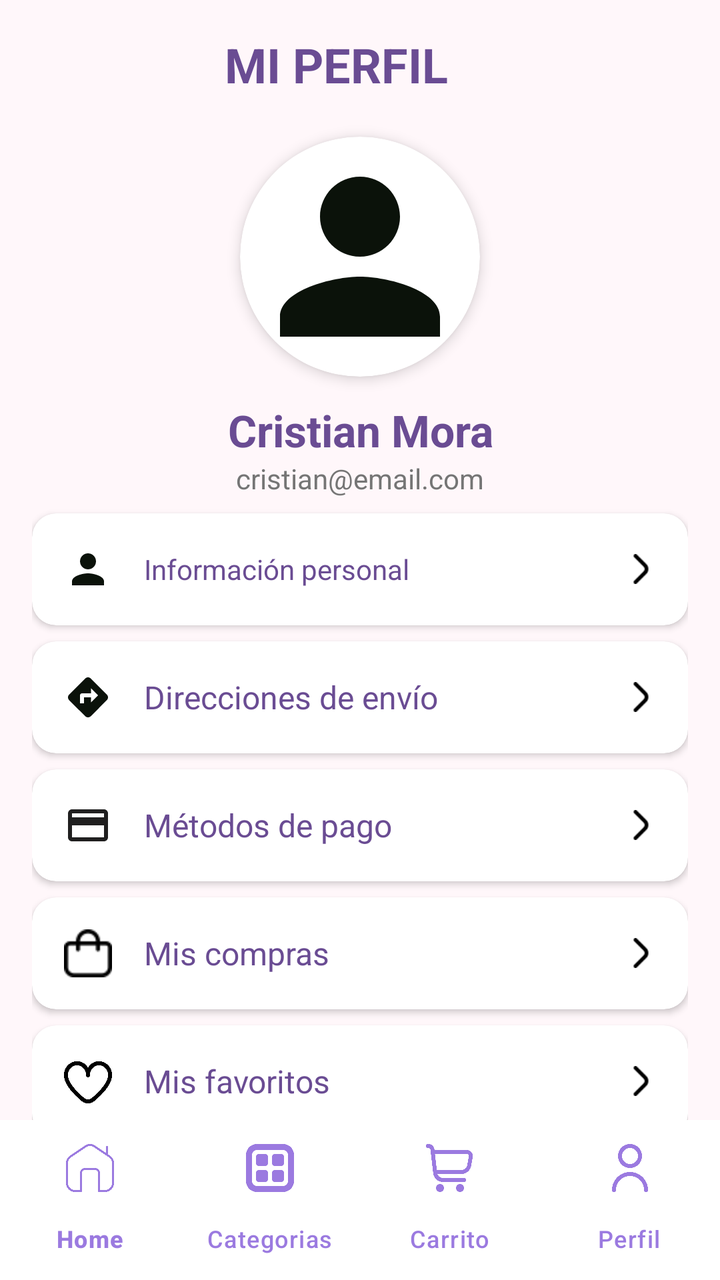
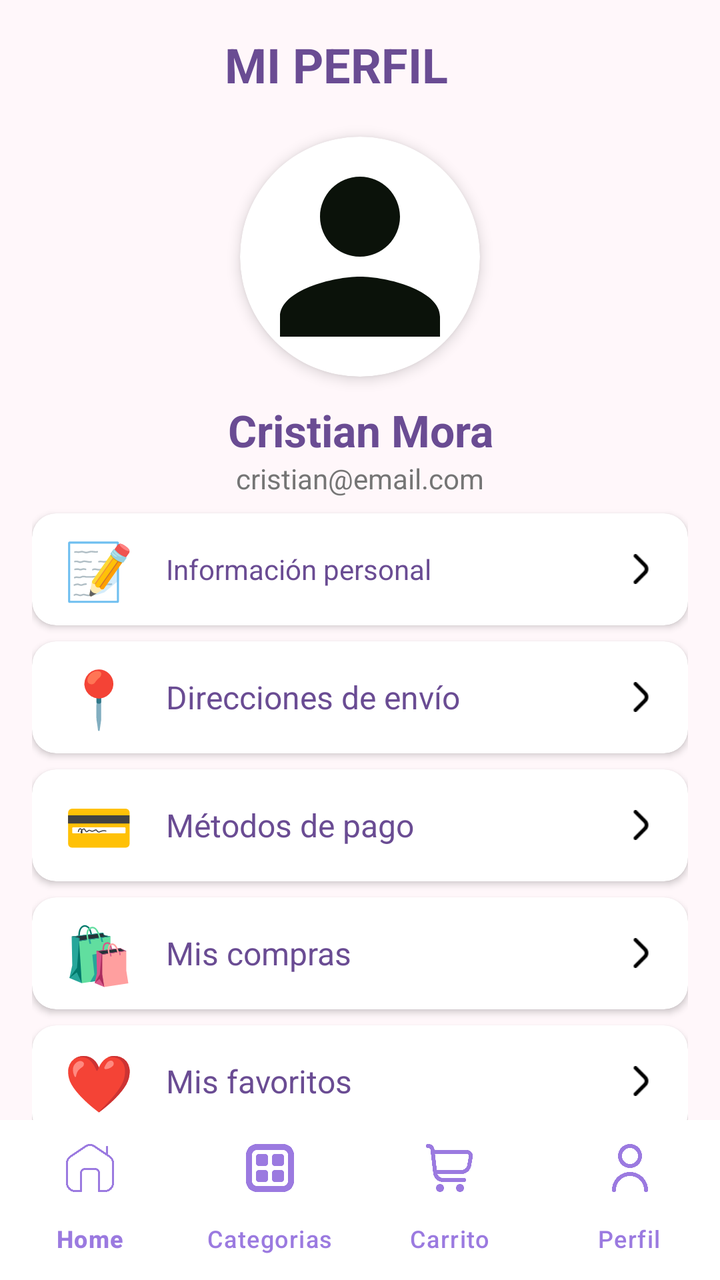

Compare the two renders of this Android layout. The source of the first and the diff that turns it into the second are given below.
<!-- AndroidManifest.xml: application theme Theme.MisoftApp -->
<!-- res/layout/activity_perfil.xml -->
<?xml version="1.0" encoding="utf-8"?>
<androidx.constraintlayout.widget.ConstraintLayout
    xmlns:android="http://schemas.android.com/apk/res/android"
    xmlns:app="http://schemas.android.com/apk/res-auto"
    android:layout_width="match_parent"
    android:layout_height="match_parent"
    android:background="#FFF7FA">

    <androidx.core.widget.NestedScrollView
        android:layout_width="0dp"
        android:layout_height="0dp"
        app:layout_constraintTop_toTopOf="parent"
        app:layout_constraintBottom_toTopOf="@id/bottomNavigation"
        app:layout_constraintStart_toStartOf="parent"
        app:layout_constraintEnd_toEndOf="parent">

        <LinearLayout
            android:layout_width="match_parent"
            android:layout_height="wrap_content"
            android:orientation="vertical"
            android:padding="16dp">

            

            <LinearLayout
                android:layout_width="match_parent"
                android:layout_height="wrap_content"
                android:gravity="center_vertical"
                android:orientation="horizontal">



                <TextView
                    android:layout_width="0dp"
                    android:layout_height="wrap_content"
                    android:layout_weight="1"
                    android:gravity="center"
                    android:text="MI PERFIL"
                    android:textColor="#6A4C93"
                    android:textSize="24sp"
                    android:textStyle="bold" />

                <Space
                    android:layout_width="24dp"
                    android:layout_height="24dp" />

            </LinearLayout>

            

            <androidx.cardview.widget.CardView
                android:layout_width="120dp"
                android:layout_height="120dp"
                android:layout_gravity="center"
                android:layout_marginTop="20dp"
                app:cardCornerRadius="60dp"
                app:cardElevation="4dp">

                <ImageView
                    android:id="@+id/imgPerfil"
                    android:layout_width="match_parent"
                    android:layout_height="match_parent"
                    android:scaleType="centerCrop"
                    android:src="@drawable/person" />

            </androidx.cardview.widget.CardView>

            

            <TextView
                android:layout_width="match_parent"
                android:layout_height="wrap_content"
                android:layout_marginTop="12dp"
                android:gravity="center"
                android:text="Cristian Mora"
                android:textColor="#6A4C93"
                android:textSize="22sp"
                android:textStyle="bold" />

            

            <TextView
                android:layout_width="match_parent"
                android:layout_height="wrap_content"
                android:gravity="center"
                android:text="cristian@email.com"
                android:textColor="#757575"
                android:textSize="14sp" />

            



                    

                    <androidx.cardview.widget.CardView
                        android:id="@+id/cardPersonalInfo"
                        android:layout_width="match_parent"
                        android:layout_height="wrap_content"
                        android:layout_marginTop="8dp"
                        app:cardCornerRadius="12dp"
                        app:cardElevation="2dp">

                        <LinearLayout
                            android:layout_width="match_parent"
                            android:layout_height="56dp"
                            android:gravity="center_vertical"
                            android:paddingHorizontal="16dp">

                            <ImageView
                                android:layout_width="24dp"
                                android:layout_height="24dp"
                                android:src="@drawable/person" />

                            <TextView
                                android:layout_width="0dp"
                                android:layout_height="wrap_content"
                                android:layout_marginStart="16dp"
                                android:layout_weight="1"
                                android:text="Información personal"
                                android:textColor="#6A4C93" />

                            <ImageView
                                android:layout_width="15dp"
                                android:layout_height="15dp"
                                android:src="@drawable/angulo_derecho" />

                        </LinearLayout>

                    </androidx.cardview.widget.CardView>

                    

                    <androidx.cardview.widget.CardView
                        android:id="@+id/cardDirecciones"
                        android:layout_width="match_parent"
                        android:layout_height="wrap_content"
                        android:layout_marginTop="8dp"
                        app:cardCornerRadius="12dp"
                        app:cardElevation="2dp"
                        app:cardBackgroundColor="#FFFFFF">

                        <LinearLayout

                            android:layout_width="match_parent"
                            android:layout_height="56dp"
                            android:gravity="center_vertical"
                            android:paddingHorizontal="16dp">

                            <ImageView
                                android:layout_width="24dp"
                                android:layout_height="24dp"
                                android:src="@drawable/direccion" />

                            <TextView
                                android:layout_width="0dp"
                                android:layout_height="wrap_content"
                                android:layout_marginStart="16dp"
                                android:layout_weight="1"
                                android:text="Direcciones de envío"
                                android:textColor="#6A4C93"
                                android:textSize="16sp" />

                            <ImageView
                                android:layout_width="15dp"
                                android:layout_height="15dp"
                                android:src="@drawable/angulo_derecho" />

                        </LinearLayout>

                    </androidx.cardview.widget.CardView>

                    
                    <androidx.cardview.widget.CardView
                        android:id="@+id/cardMetodopago"
                        android:layout_width="match_parent"
                        android:layout_height="wrap_content"
                        android:layout_marginTop="8dp"
                        app:cardCornerRadius="12dp"
                        app:cardElevation="2dp"
                        app:cardBackgroundColor="#FFFFFF">

                        <LinearLayout
                            android:layout_width="match_parent"
                            android:layout_height="56dp"
                            android:gravity="center_vertical"
                            android:paddingHorizontal="16dp">

                            <ImageView
                                android:layout_width="24dp"
                                android:layout_height="24dp"
                                android:src="@drawable/pago" />

                            <TextView
                                android:layout_width="0dp"
                                android:layout_height="wrap_content"
                                android:layout_marginStart="16dp"
                                android:layout_weight="1"
                                android:text="Métodos de pago"
                                android:textColor="#6A4C93"
                                android:textSize="16sp" />

                            <ImageView
                                android:layout_width="15dp"
                                android:layout_height="15dp"
                                android:src="@drawable/angulo_derecho" />

                        </LinearLayout>

                    </androidx.cardview.widget.CardView>


                    

                    <androidx.cardview.widget.CardView
                        android:id="@+id/cardMiscompras"
                        android:layout_width="match_parent"
                        android:layout_height="wrap_content"
                        android:layout_marginTop="8dp"
                        app:cardCornerRadius="12dp"
                        app:cardElevation="2dp"
                        app:cardBackgroundColor="#FFFFFF">

                        <LinearLayout
                            android:layout_width="match_parent"
                            android:layout_height="56dp"
                            android:gravity="center_vertical"
                            android:paddingHorizontal="16dp">

                            <ImageView
                                android:layout_width="24dp"
                                android:layout_height="24dp"
                                android:src="@drawable/bolsa_compra" />

                            <TextView
                                android:layout_width="0dp"
                                android:layout_height="wrap_content"
                                android:layout_marginStart="16dp"
                                android:layout_weight="1"
                                android:text="Mis compras"
                                android:textColor="#6A4C93"
                                android:textSize="16sp" />

                            <ImageView
                                android:layout_width="15dp"
                                android:layout_height="15dp"
                                android:src="@drawable/angulo_derecho" />

                        </LinearLayout>

                    </androidx.cardview.widget.CardView>


                    

                    <androidx.cardview.widget.CardView
                        android:id="@+id/cardMisfavoritos"
                        android:layout_width="match_parent"
                        android:layout_height="wrap_content"
                        android:layout_marginTop="8dp"
                        app:cardCornerRadius="12dp"
                        app:cardElevation="2dp"
                        app:cardBackgroundColor="#FFFFFF">

                        <LinearLayout
                            android:layout_width="match_parent"
                            android:layout_height="56dp"
                            android:gravity="center_vertical"
                            android:paddingHorizontal="16dp">

                            <ImageView
                                android:layout_width="24dp"
                                android:layout_height="24dp"
                                android:src="@drawable/corazon" />

                            <TextView
                                android:layout_width="0dp"
                                android:layout_height="wrap_content"
                                android:layout_marginStart="16dp"
                                android:layout_weight="1"
                                android:text="Mis favoritos"
                                android:textColor="#6A4C93"
                                android:textSize="16sp" />

                            <ImageView
                                android:layout_width="15dp"
                                android:layout_height="15dp"
                                android:src="@drawable/angulo_derecho" />

                        </LinearLayout>

                    </androidx.cardview.widget.CardView>

            

            <com.google.android.material.button.MaterialButton
                android:layout_width="match_parent"
                android:layout_height="56dp"
                android:layout_marginTop="24dp"
                android:text="Cerrar sesión"
                android:textColor="#FFFFFF"
                android:textStyle="bold"
                android:backgroundTint="#9B7AE0"
                app:cornerRadius="28dp"
                app:icon="@drawable/cierre_usuario"
                app:iconGravity="textStart"
                app:iconPadding="12dp"
                app:iconTint="#FFFFFF"
                app:iconSize="24dp" />

            <Space
                android:layout_width="match_parent"
                android:layout_height="30dp"/>

        </LinearLayout>

    </androidx.core.widget.NestedScrollView>

    <com.google.android.material.bottomnavigation.BottomNavigationView
        android:id="@+id/bottomNavigation"
        android:layout_width="0dp"
        android:layout_height="wrap_content"
        android:background="#FFFFFF"
        app:menu="@menu/bottom_nav_menu"
        app:itemIconTint="#9B7AE0"
        app:itemTextColor="#9B7AE0"
        app:labelVisibilityMode="labeled"
        app:layout_constraintBottom_toBottomOf="parent"
        app:layout_constraintStart_toStartOf="parent"
        app:layout_constraintEnd_toEndOf="parent"/>

</androidx.constraintlayout.widget.ConstraintLayout>
<!-- resources referenced by this layout -->
<resources>
  <!-- drawable angulo_derecho: png bitmap (drawable, 351 bytes) -->
  <!-- drawable bolsa_compra: png bitmap (drawable, 579 bytes) -->
  <!-- drawable cierre_usuario: png bitmap (drawable, 775 bytes) -->
  <!-- drawable corazon: png bitmap (drawable, 14476 bytes) -->
  <!-- drawable direccion (drawable) -->
  <vector xmlns:android="http://schemas.android.com/apk/res/android" android:height="24dp" android:tint="#0B120A" android:viewportHeight="24" android:viewportWidth="24" android:width="24dp">
        
      <path android:fillColor="@android:color/white" android:pathData="M21.41,10.59l-7.99,-8c-0.78,-0.78 -2.05,-0.78 -2.83,0l-8.01,8c-0.78,0.78 -0.78,2.05 0,2.83l8.01,8c0.78,0.78 2.05,0.78 2.83,0l7.99,-8C22.2,12.63 22.2,11.37 21.41,10.59zM13.5,14.5V12H10v3H8v-4c0,-0.55 0.45,-1 1,-1h4.5V7.5L17,11L13.5,14.5z"/>
      
  </vector>
  <!-- drawable pago (drawable) -->
  <vector xmlns:android="http://schemas.android.com/apk/res/android" android:height="24dp" android:tint="#201F1F" android:viewportHeight="24" android:viewportWidth="24" android:width="24dp">
        
      <path android:fillColor="@android:color/white" android:pathData="M20,4L4,4c-1.11,0 -1.99,0.89 -1.99,2L2,18c0,1.11 0.89,2 2,2h16c1.11,0 2,-0.89 2,-2L22,6c0,-1.11 -0.89,-2 -2,-2zM20,18L4,18v-6h16v6zM20,8L4,8L4,6h16v2z"/>
      
  </vector>
  <!-- drawable person (drawable) -->
  <vector xmlns:android="http://schemas.android.com/apk/res/android" android:height="24dp" android:tint="#0B120A" android:viewportHeight="24" android:viewportWidth="24" android:width="24dp">
        
      <path android:fillColor="@android:color/white" android:pathData="M12,12c2.21,0 4,-1.79 4,-4s-1.79,-4 -4,-4 -4,1.79 -4,4 1.79,4 4,4zM12,14c-2.67,0 -8,1.34 -8,4v2h16v-2c0,-2.66 -5.33,-4 -8,-4z"/>
      
  </vector>
  <style name="Theme.MisoftApp" parent="Base.Theme.MisoftApp" />
  <style name="Base.Theme.MisoftApp" parent="Theme.Material3.DayNight.NoActionBar">
          
          
      </style>
</resources>

<!-- the commit's change to res/layout/activity_perfil.xml (unified diff, before → after) -->
@@ -107,10 +107,11 @@
                             android:gravity="center_vertical"
                             android:paddingHorizontal="16dp">
 
-                            <ImageView
-                                android:layout_width="24dp"
-                                android:layout_height="24dp"
-                                android:src="@drawable/person" />
+                            <TextView
+                                android:text="📝"
+                                android:textSize="28sp"
+                                android:layout_width="wrap_content"
+                                android:layout_height="wrap_content"/>
 
                             <TextView
                                 android:layout_width="0dp"
@@ -147,10 +148,11 @@
                             android:gravity="center_vertical"
                             android:paddingHorizontal="16dp">
 
-                            <ImageView
-                                android:layout_width="24dp"
-                                android:layout_height="24dp"
-                                android:src="@drawable/direccion" />
+                            <TextView
+                                android:text="📍"
+                                android:textSize="28sp"
+                                android:layout_width="wrap_content"
+                                android:layout_height="wrap_content"/>
 
                             <TextView
                                 android:layout_width="0dp"
@@ -186,10 +188,11 @@
                             android:gravity="center_vertical"
                             android:paddingHorizontal="16dp">
 
-                            <ImageView
-                                android:layout_width="24dp"
-                                android:layout_height="24dp"
-                                android:src="@drawable/pago" />
+                            <TextView
+                                android:text="💳"
+                                android:textSize="28sp"
+                                android:layout_width="wrap_content"
+                                android:layout_height="wrap_content"/>
 
                             <TextView
                                 android:layout_width="0dp"
@@ -227,10 +230,11 @@
                             android:gravity="center_vertical"
                             android:paddingHorizontal="16dp">
 
-                            <ImageView
-                                android:layout_width="24dp"
-                                android:layout_height="24dp"
-                                android:src="@drawable/bolsa_compra" />
+                            <TextView
+                                android:text="🛍️"
+                                android:textSize="28sp"
+                                android:layout_width="wrap_content"
+                                android:layout_height="wrap_content"/>
 
                             <TextView
                                 android:layout_width="0dp"
@@ -268,10 +272,11 @@
                             android:gravity="center_vertical"
                             android:paddingHorizontal="16dp">
 
-                            <ImageView
-                                android:layout_width="24dp"
-                                android:layout_height="24dp"
-                                android:src="@drawable/corazon" />
+                            <TextView
+                                android:text="❤️"
+                                android:textSize="28sp"
+                                android:layout_width="wrap_content"
+                                android:layout_height="wrap_content"/>
 
                             <TextView
                                 android:layout_width="0dp"
<!-- resource entries referenced after the edit -->
@@ -1,21 +1,7 @@
 <!-- resources referenced by this layout -->
 <resources>
   <!-- drawable angulo_derecho: png bitmap (drawable, 351 bytes) -->
-  <!-- drawable bolsa_compra: png bitmap (drawable, 579 bytes) -->
   <!-- drawable cierre_usuario: png bitmap (drawable, 775 bytes) -->
-  <!-- drawable corazon: png bitmap (drawable, 14476 bytes) -->
-  <!-- drawable direccion (drawable) -->
-  <vector xmlns:android="http://schemas.android.com/apk/res/android" android:height="24dp" android:tint="#0B120A" android:viewportHeight="24" android:viewportWidth="24" android:width="24dp">
-        
-      <path android:fillColor="@android:color/white" android:pathData="M21.41,10.59l-7.99,-8c-0.78,-0.78 -2.05,-0.78 -2.83,0l-8.01,8c-0.78,0.78 -0.78,2.05 0,2.83l8.01,8c0.78,0.78 2.05,0.78 2.83,0l7.99,-8C22.2,12.63 22.2,11.37 21.41,10.59zM13.5,14.5V12H10v3H8v-4c0,-0.55 0.45,-1 1,-1h4.5V7.5L17,11L13.5,14.5z"/>
-      
-  </vector>
-  <!-- drawable pago (drawable) -->
-  <vector xmlns:android="http://schemas.android.com/apk/res/android" android:height="24dp" android:tint="#201F1F" android:viewportHeight="24" android:viewportWidth="24" android:width="24dp">
-        
-      <path android:fillColor="@android:color/white" android:pathData="M20,4L4,4c-1.11,0 -1.99,0.89 -1.99,2L2,18c0,1.11 0.89,2 2,2h16c1.11,0 2,-0.89 2,-2L22,6c0,-1.11 -0.89,-2 -2,-2zM20,18L4,18v-6h16v6zM20,8L4,8L4,6h16v2z"/>
-      
-  </vector>
   <!-- drawable person (drawable) -->
   <vector xmlns:android="http://schemas.android.com/apk/res/android" android:height="24dp" android:tint="#0B120A" android:viewportHeight="24" android:viewportWidth="24" android:width="24dp">
         
